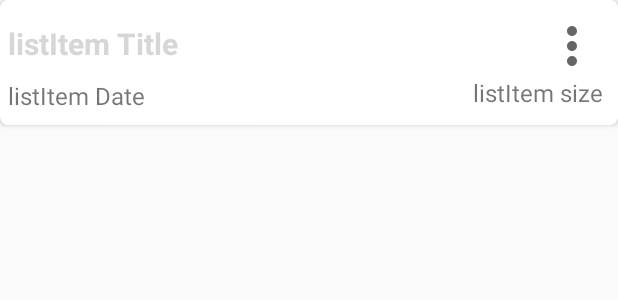
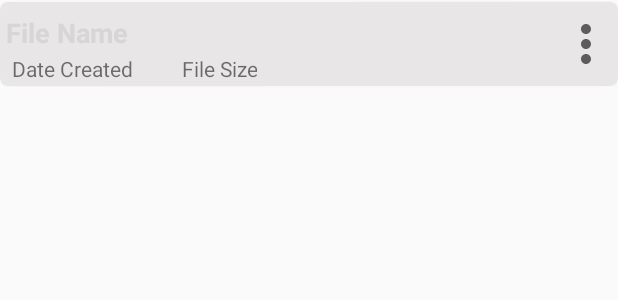
Before and after one commit to SV1906/Android_1_NotesMaker, an Android app: the layout pdf_item_layout.xml on its own in the app's theme, with its tools: preview values and no code run, on a phone screen of 412 x 824 dp. Shown: the top 300 px of the screen. Run offline under Robolectric (Android 15) with nearby library versions, the phone set to English and light mode, and no system bars.

Commit message:
Changed list item layout

```diff
--- a/app/src/main/java/com/example/notesmaker/CloudFileAdapter.java
+++ b/app/src/main/java/com/example/notesmaker/CloudFileAdapter.java
@@ -146,8 +146,8 @@ class CloudFileAdapter extends RecyclerView.Adapter<CloudFileAdapter.ViewHolder>
         public ViewHolder(@NonNull View mItem) {
             super(mItem);
             cloudFileName =mItem.findViewById(R.id.cloudFileName);
-            cloudFileSize = mItem.findViewById(R.id.cloudFileSize);
-            cloudFileTime = mItem.findViewById(R.id.cloudFileTime);
+            cloudFileSize = mItem.findViewById(R.id.cloudFileTime);
+            cloudFileTime = mItem.findViewById(R.id.cloudFileSize);
             cloudFileMenu = mItem.findViewById(R.id.cloudFileMenu);
 
             mView = mItem;
--- a/app/src/main/java/com/example/notesmaker/PdfListAdapter.java
+++ b/app/src/main/java/com/example/notesmaker/PdfListAdapter.java
@@ -1,8 +1,6 @@
 package com.example.notesmaker;
 
 import android.content.Context;
-import android.content.Intent;
-import android.util.Log;
 import android.view.LayoutInflater;
 import android.view.MenuItem;
 import android.view.View;
@@ -10,7 +8,6 @@ import android.view.ViewGroup;
 import android.widget.Button;
 import android.widget.Filter;
 import android.widget.Filterable;
-import android.widget.ImageButton;
 import android.widget.PopupMenu;
 import android.widget.TextView;
 
@@ -22,13 +19,9 @@ import java.text.DateFormat;
 import java.text.SimpleDateFormat;
 import java.util.ArrayList;
 import java.util.Arrays;
-import java.util.Collection;
-import java.util.Collections;
 import java.util.Date;
 import java.util.List;
 import java.util.TimeZone;
-
-import static androidx.core.content.ContextCompat.startActivity;
 
 class PdfListAdapter extends RecyclerView.Adapter<PdfListAdapter.PdfViewHolder> implements Filterable {
 
@@ -133,8 +126,8 @@ class PdfListAdapter extends RecyclerView.Adapter<PdfListAdapter.PdfViewHolder>
             super(itemView);
 
             pdfName = itemView.findViewById(R.id.cloudFileName);
-            pdfDate = itemView.findViewById(R.id.cloudFileSize);
-            pdfSize = itemView.findViewById(R.id.cloudFileTime);
+            pdfDate = itemView.findViewById(R.id.cloudFileTime);
+            pdfSize = itemView.findViewById(R.id.cloudFileSize);
             dotBtn = itemView.findViewById(R.id.cloudFileMenu);
 
             dotBtn.setOnClickListener(new View.OnClickListener() {
--- a/app/src/main/res/layout/pdf_item_layout.xml
+++ b/app/src/main/res/layout/pdf_item_layout.xml
@@ -1,67 +1,71 @@
 <?xml version="1.0" encoding="utf-8"?>
 <androidx.cardview.widget.CardView xmlns:android="http://schemas.android.com/apk/res/android"
+    xmlns:app="http://schemas.android.com/apk/res-auto"
+    xmlns:tools="http://schemas.android.com/tools"
     android:layout_width="match_parent"
     android:layout_height="wrap_content"
-    xmlns:app="http://schemas.android.com/apk/res-auto"
-    app:cardCornerRadius="5dp"
-    android:padding="10dp">
-    <LinearLayout
+    android:layout_marginTop="1dp"
+    android:layout_marginBottom="2dp"
+    android:padding="10dp"
+    app:cardBackgroundColor="#E8E6E6"
+    app:cardCornerRadius="5dp">
+
+    <androidx.constraintlayout.widget.ConstraintLayout
         android:layout_width="match_parent"
-        android:layout_height="wrap_content"
-        android:weightSum="10"
-        android:padding="5dp">
-
-        <LinearLayout
-            android:layout_width="0dp"
-            android:layout_height="wrap_content"
-            android:layout_weight="7"
-            android:orientation="vertical">
+        android:layout_height="wrap_content">
 
         <TextView
             android:id="@+id/cloudFileName"
-                android:layout_width="match_parent"
+            android:layout_width="0dp"
             android:layout_height="wrap_content"
-                android:layout_marginTop="10dp"
-                android:text="listItem Title"
+            android:layout_marginStart="4dp"
+            android:layout_marginTop="8dp"
+            android:layout_marginEnd="12dp"
+            android:text="File Name"
             android:textColor="@color/defaultTextColor"
-                android:textSize="20sp"
-                android:textStyle="bold"/>
+            android:textSize="18sp"
+            android:textStyle="bold"
+            app:layout_constraintEnd_toStartOf="@+id/cloudFileMenu"
+            app:layout_constraintStart_toStartOf="parent"
+            app:layout_constraintTop_toTopOf="parent" />
 
-            <TextView
-                android:id="@+id/cloudFileSize"
-                android:layout_width="match_parent"
-                android:layout_height="wrap_content"
-                android:layout_marginTop="10dp"
-                android:text="listItem Date"
-                android:textSize="16sp"
-
-                />
-        </LinearLayout>
-        <LinearLayout
-            android:layout_width="0dp"
-            android:layout_weight="3"
-            android:layout_height="wrap_content"
-            android:orientation="vertical"
-            android:padding="5dp">
-            <RelativeLayout
-                android:layout_width="match_parent"
-                android:layout_height="wrap_content">
         <Button
             android:id="@+id/cloudFileMenu"
             android:layout_width="40dp"
             android:layout_height="40dp"
-                    android:layout_alignParentRight="true"
-                    android:background="@drawable/ic_baseline_more_vert_24"/>
-            </RelativeLayout>
+            android:layout_marginTop="1dp"
+            android:layout_marginEnd="1dp"
+            android:layout_marginBottom="1dp"
+            android:background="@drawable/ic_baseline_more_vert_24"
+            app:layout_constraintBottom_toBottomOf="parent"
+            app:layout_constraintEnd_toEndOf="parent"
+            app:layout_constraintTop_toTopOf="parent" />
+
         <TextView
             android:id="@+id/cloudFileTime"
-                android:layout_width="match_parent"
+            android:layout_width="wrap_content"
             android:layout_height="wrap_content"
-                android:textSize="16sp"
-                android:text="listItem size"
-                android:textAlignment="viewEnd"/>
+            android:layout_marginStart="4dp"
+            android:layout_marginTop="2dp"
+            android:layout_marginBottom="2dp"
+            android:text="Date Created"
+            android:textSize="14sp"
+            app:layout_constraintBottom_toBottomOf="parent"
+            app:layout_constraintStart_toStartOf="@+id/cloudFileName"
+            app:layout_constraintTop_toBottomOf="@+id/cloudFileName" />
 
-        </LinearLayout>
-    </LinearLayout>
+        <TextView
+            android:id="@+id/cloudFileSize"
+            android:layout_width="wrap_content"
+            android:layout_height="wrap_content"
+            android:layout_marginStart="32dp"
+            android:text="File Size"
+            android:textAlignment="viewEnd"
+            android:textSize="14sp"
+            app:layout_constraintBottom_toBottomOf="@+id/cloudFileTime"
+            app:layout_constraintStart_toEndOf="@+id/cloudFileTime"
+            app:layout_constraintTop_toTopOf="@+id/cloudFileTime" />
+    </androidx.constraintlayout.widget.ConstraintLayout>
+
 
 </androidx.cardview.widget.CardView>
--- a/app/src/main/res/layout/single_cloud_item.xml
+++ b/app/src/main/res/layout/single_cloud_item.xml
@@ -20,7 +20,7 @@
         app:layout_constraintTop_toTopOf="parent" />
 
     <TextView
-        android:id="@+id/cloudFileSize"
+        android:id="@+id/cloudFileTime"
         android:layout_width="wrap_content"
         android:layout_height="wrap_content"
         android:layout_marginStart="8dp"
@@ -46,7 +46,7 @@
         app:layout_constraintTop_toTopOf="parent" />
 
     <TextView
-        android:id="@+id/cloudFileTime"
+        android:id="@+id/cloudFileSize"
         android:layout_width="wrap_content"
         android:layout_height="wrap_content"
         android:layout_marginTop="8dp"
@@ -54,9 +54,9 @@
         android:paddingBottom="5dp"
         android:text="TextView"
         android:textSize="16sp"
-        app:layout_constraintBottom_toBottomOf="@+id/cloudFileSize"
+        app:layout_constraintBottom_toBottomOf="@+id/cloudFileTime"
         app:layout_constraintEnd_toStartOf="@+id/divider4"
-        app:layout_constraintTop_toTopOf="@+id/cloudFileSize"
+        app:layout_constraintTop_toTopOf="@+id/cloudFileTime"
         app:layout_constraintVertical_bias="0.0" />
 
     <View
```
Lines whose indentation alone changed are shown as unchanged.
